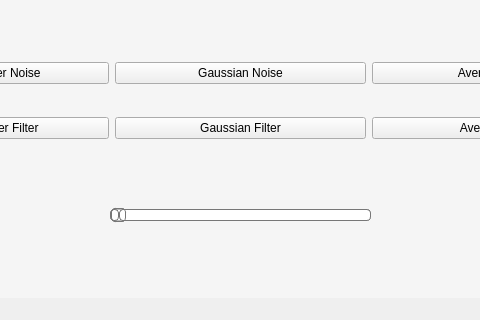
The window that mainwindow.ui (MohabGhobashy/image_processing_studio) describes before a commit, drawn with Qt 5; both pictures show x 211 to 691 and y 451 to 771 of the 894 by 771 pixel window.
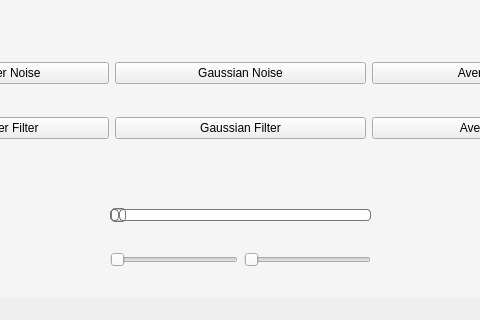
The same window after the commit. The open tabs and pages were chosen to show the change. Icons and pictures are not drawn.

Commit message: gaussian noise sliders

```diff
--- a/mainwindow.ui
+++ b/mainwindow.ui
@@ -465,6 +465,40 @@
        <string/>
       </property>
      </widget>
+     <widget class="QWidget" name="horizontalLayoutWidget">
+      <property name="geometry">
+       <rect>
+        <x>320</x>
+        <y>639</y>
+        <width>261</width>
+        <height>31</height>
+       </rect>
+      </property>
+      <layout class="QHBoxLayout" name="horizontalLayout">
+       <item>
+        <layout class="QVBoxLayout" name="meanLabelGaussN">
+         <item>
+          <widget class="QSlider" name="mean_sliderGaussN">
+           <property name="orientation">
+            <enum>Qt::Horizontal</enum>
+           </property>
+          </widget>
+         </item>
+        </layout>
+       </item>
+       <item>
+        <layout class="QVBoxLayout" name="sigmaLabelGaussN">
+         <item>
+          <widget class="QSlider" name="sigma_sliderGaussN">
+           <property name="orientation">
+            <enum>Qt::Horizontal</enum>
+           </property>
+          </widget>
+         </item>
+        </layout>
+       </item>
+      </layout>
+     </widget>
     </widget>
     <widget class="QWidget" name="tab_5">
      <attribute name="title">
```
Left out of the diff: 2 changed lines with no effect on the pictures. The commit also changes 9 other files.
